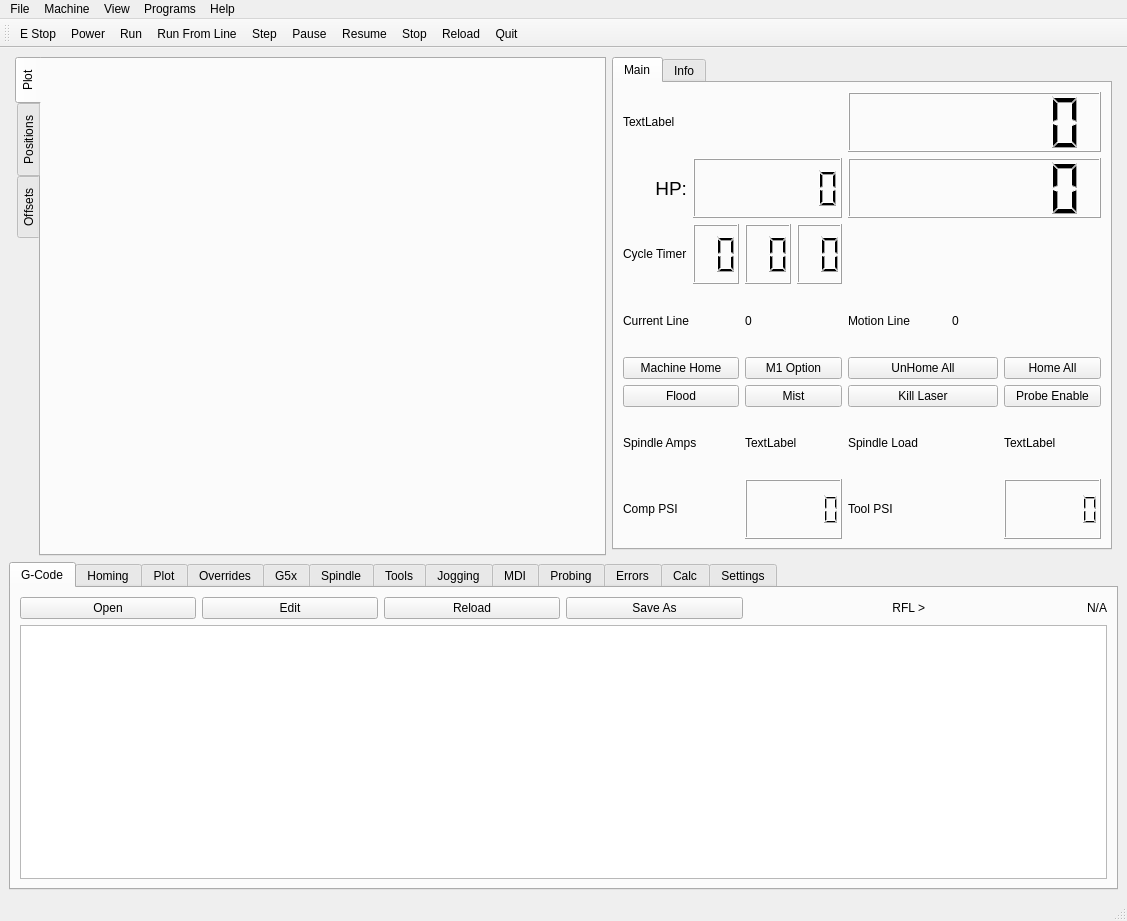
This is configs/my_LinuxCNC_router/flex.ui in travis-farmer/linuxcnc as Qt 5 draws it before an edit. The edited form follows.
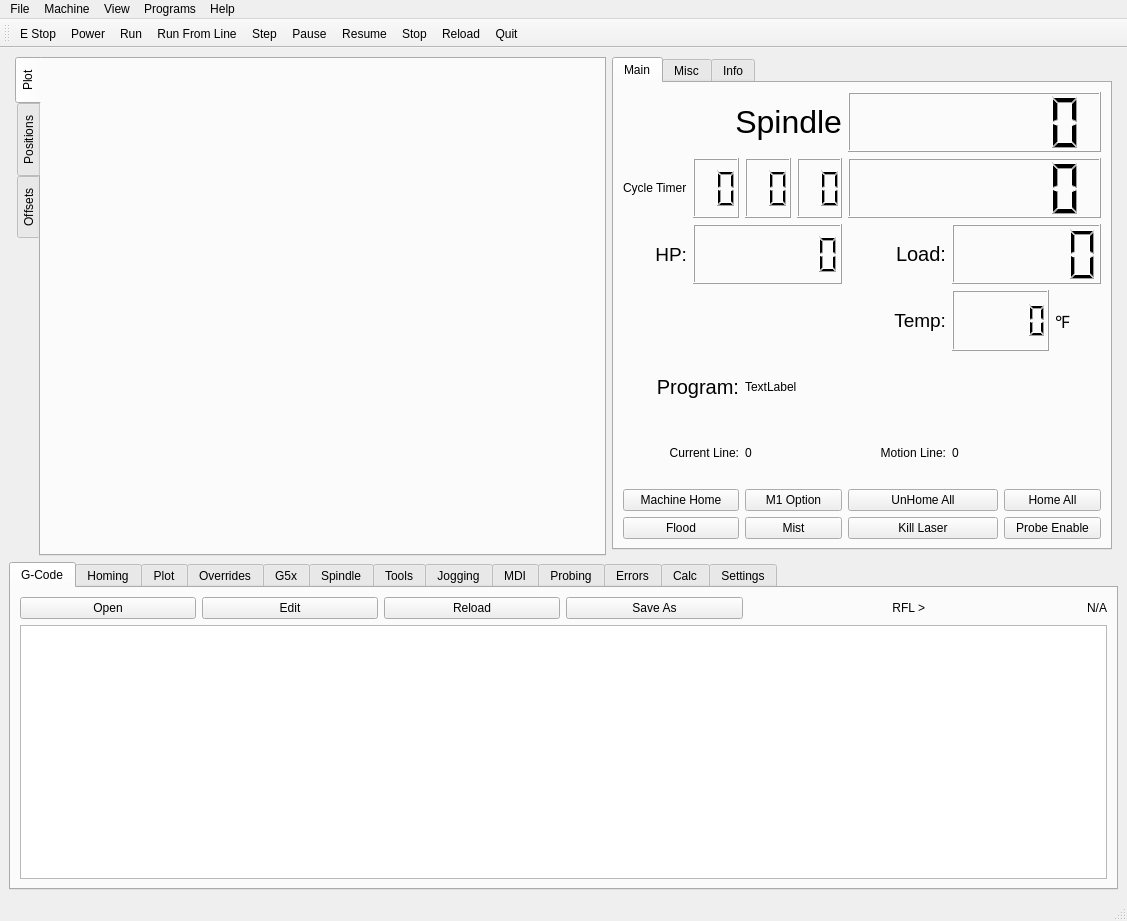
This is the edited form. Icons and pictures are not drawn.

Commit message: LCD stylesheet

```diff
--- a/configs/my_LinuxCNC_router/flex.ui
+++ b/configs/my_LinuxCNC_router/flex.ui
@@ -4585,19 +4585,61 @@
        </attribute>
        <layout class="QGridLayout" name="gridLayout_4">
         <item row="1" column="0" colspan="4">
+         <widget class="QLabel" name="label_71">
+          <property name="font">
+           <font>
+            <pointsize>24</pointsize>
+           </font>
+          </property>
+          <property name="text">
+           <string>Spindle</string>
+          </property>
+          <property name="alignment">
+           <set>Qt::AlignRight|Qt::AlignTrailing|Qt::AlignVCenter</set>
+          </property>
+         </widget>
+        </item>
+        <item row="5" column="0" colspan="2">
+         <widget class="QLabel" name="label_72">
+          <property name="font">
+           <font>
+            <pointsize>15</pointsize>
+           </font>
+          </property>
+          <property name="text">
+           <string>Program:</string>
+          </property>
+          <property name="alignment">
+           <set>Qt::AlignRight|Qt::AlignTrailing|Qt::AlignVCenter</set>
+          </property>
+         </widget>
+        </item>
+        <item row="5" column="2" colspan="7">
          <widget class="QLabel" name="file_lb">
           <property name="text">
            <string>TextLabel</string>
           </property>
          </widget>
         </item>
-        <item row="9" column="4" colspan="2">
-         <widget class="QLabel" name="label_82">
-          <property name="toolTip">
-           <string>Spindle Load %</string>
+        <item row="2" column="4" colspan="5">
+         <widget class="QLCDNumber" name="lcdNumber">
+          <property name="digitCount">
+           <number>7</number>
           </property>
-          <property name="text">
-           <string>Spindle Load</string>
+          <property name="function" stdset="0">
+           <string>hal_pin</string>
+          </property>
+          <property name="pin_name" stdset="0">
+           <string>spindle-actual-lcd</string>
+          </property>
+          <property name="hal_type" stdset="0">
+           <string>HAL_FLOAT</string>
+          </property>
+          <property name="hal_dir" stdset="0">
+           <string>HAL_IN</string>
+          </property>
+          <property name="precision" stdset="0">
+           <string>1</string>
           </property>
          </widget>
         </item>
@@ -4614,37 +4656,7 @@
           </property>
          </widget>
         </item>
-        <item row="10" column="0" colspan="2">
-         <widget class="QLabel" name="label_64">
-          <property name="toolTip">
-           <string>Compressed Air Inlet PSI</string>
-          </property>
-          <property name="text">
-           <string>Comp PSI</string>
-          </property>
-         </widget>
-        </item>
-        <item row="4" column="2" colspan="2">
-         <widget class="QLabel" name="current_line_lb">
-          <property name="text">
-           <string>0</string>
-          </property>
-          <property name="alignment">
-           <set>Qt::AlignLeading|Qt::AlignLeft|Qt::AlignVCenter</set>
-          </property>
-         </widget>
-        </item>
-        <item row="4" column="6" colspan="3">
-         <widget class="QLabel" name="motion_line_lb">
-          <property name="text">
-           <string>0</string>
-          </property>
-          <property name="alignment">
-           <set>Qt::AlignLeading|Qt::AlignLeft|Qt::AlignVCenter</set>
-          </property>
-         </widget>
-        </item>
-        <item row="8" column="2" colspan="2">
+        <item row="10" column="2" colspan="2">
          <widget class="QPushButton" name="mist_pb">
           <property name="text">
            <string>Mist</string>
@@ -4654,7 +4666,17 @@
           </property>
          </widget>
         </item>
-        <item row="7" column="0" colspan="2">
+        <item row="6" column="2" colspan="2">
+         <widget class="QLabel" name="current_line_lb">
+          <property name="text">
+           <string>0</string>
+          </property>
+          <property name="alignment">
+           <set>Qt::AlignLeading|Qt::AlignLeft|Qt::AlignVCenter</set>
+          </property>
+         </widget>
+        </item>
+        <item row="9" column="0" colspan="2">
          <widget class="QPushButton" name="pushButton">
           <property name="toolTip">
            <string>Z up, then rapid to machine home</string>
@@ -4670,19 +4692,23 @@
           </property>
          </widget>
         </item>
-        <item row="9" column="7" colspan="2">
-         <widget class="QLabel" name="label_88">
+        <item row="6" column="6" colspan="3">
+         <widget class="QLabel" name="motion_line_lb">
           <property name="text">
-           <string>TextLabel</string>
+           <string>0</string>
           </property>
-          <property name="function" stdset="0">
-           <string>hal_pin</string>
+          <property name="alignment">
+           <set>Qt::AlignLeading|Qt::AlignLeft|Qt::AlignVCenter</set>
           </property>
-          <property name="pin_name" stdset="0">
-           <string>spindle-loading</string>
+         </widget>
+        </item>
+        <item row="10" column="0" colspan="2">
+         <widget class="QPushButton" name="flood_pb">
+          <property name="text">
+           <string>Flood</string>
           </property>
-          <property name="hal_type" stdset="0">
-           <string>HAL_FLOAT</string>
+          <property name="checkable">
+           <bool>true</bool>
           </property>
           <property name="hal_dir" stdset="0">
            <string>HAL_IN</string>
@@ -4692,14 +4718,17 @@
           </property>
          </widget>
         </item>
-        <item row="4" column="4" colspan="2">
+        <item row="6" column="4" colspan="2">
          <widget class="QLabel" name="label_38">
           <property name="text">
-           <string>Motion Line</string>
+           <string>Motion Line:</string>
+          </property>
+          <property name="alignment">
+           <set>Qt::AlignRight|Qt::AlignTrailing|Qt::AlignVCenter</set>
           </property>
          </widget>
         </item>
-        <item row="8" column="7" colspan="2">
+        <item row="10" column="7" colspan="2">
          <widget class="QPushButton" name="probing_enable_pb">
           <property name="toolTip">
            <string>enable probing, disable most everything else</string>
@@ -4709,38 +4738,21 @@
           </property>
          </widget>
         </item>
-        <item row="8" column="0" colspan="2">
-         <widget class="QPushButton" name="flood_pb">
-          <property name="text">
-           <string>Flood</string>
-          </property>
-          <property name="checkable">
-           <bool>true</bool>
-          </property>
-         </widget>
-        </item>
-        <item row="3" column="0">
-         <widget class="QLabel" name="label_70">
-          <property name="text">
-           <string>Cycle Timer</string>
-          </property>
-         </widget>
-        </item>
-        <item row="7" column="7" colspan="2">
+        <item row="9" column="7" colspan="2">
          <widget class="QPushButton" name="home_all_pb">
           <property name="text">
            <string>Home All</string>
           </property>
          </widget>
         </item>
-        <item row="7" column="4" colspan="3">
+        <item row="9" column="4" colspan="3">
          <widget class="QPushButton" name="unhome_all_pb">
           <property name="text">
            <string>UnHome All</string>
           </property>
          </widget>
         </item>
-        <item row="7" column="2" colspan="2">
+        <item row="9" column="2" colspan="2">
          <widget class="QPushButton" name="optional_stop_pb">
           <property name="toolTip">
            <string>Optional Stop at M1</string>
@@ -4750,29 +4762,17 @@
           </property>
          </widget>
         </item>
-        <item row="2" column="0">
-         <widget class="QLabel" name="label_69">
-          <property name="font">
-           <font>
-            <pointsize>14</pointsize>
-           </font>
-          </property>
-          <property name="text">
-           <string>HP:</string>
-          </property>
-          <property name="alignment">
-           <set>Qt::AlignRight|Qt::AlignTrailing|Qt::AlignVCenter</set>
-          </property>
-         </widget>
-        </item>
-        <item row="4" column="0" colspan="2">
+        <item row="6" column="0" colspan="2">
          <widget class="QLabel" name="label_37">
           <property name="text">
-           <string>Current Line</string>
+           <string>Current Line:</string>
+          </property>
+          <property name="alignment">
+           <set>Qt::AlignRight|Qt::AlignTrailing|Qt::AlignVCenter</set>
           </property>
          </widget>
         </item>
-        <item row="8" column="4" colspan="3">
+        <item row="10" column="4" colspan="3">
          <widget class="QPushButton" name="pushButton_4">
           <property name="toolTip">
            <string>shut off laser, in case E-stop fails to</string>
@@ -4788,49 +4788,10 @@
           </property>
          </widget>
         </item>
-        <item row="9" column="2" colspan="2">
-         <widget class="QLabel" name="label_87">
-          <property name="text">
-           <string>TextLabel</string>
-          </property>
-          <property name="function" stdset="0">
-           <string>hal_pin</string>
-          </property>
-          <property name="pin_name" stdset="0">
-           <string>spindle-amps</string>
-          </property>
-          <property name="hal_type" stdset="0">
-           <string>HAL_FLOAT</string>
-          </property>
-          <property name="hal_dir" stdset="0">
-           <string>HAL_IN</string>
-          </property>
-          <property name="precision" stdset="0">
-           <string>5</string>
-          </property>
-         </widget>
-        </item>
-        <item row="9" column="0" colspan="2">
-         <widget class="QLabel" name="label_81">
-          <property name="text">
-           <string>Spindle Amps</string>
-          </property>
-         </widget>
-        </item>
-        <item row="10" column="4" colspan="3">
-         <widget class="QLabel" name="label_66">
-          <property name="toolTip">
-           <string>Tool Regulated PSI</string>
-          </property>
-          <property name="text">
-           <string>Tool PSI</string>
-          </property>
-         </widget>
-        </item>
-        <item row="2" column="4" colspan="5">
-         <widget class="QLCDNumber" name="lcdNumber">
+        <item row="3" column="6" colspan="3">
+         <widget class="QLCDNumber" name="lcdNumber_8">
           <property name="digitCount">
-           <number>7</number>
+           <number>5</number>
           </property>
           <property name="function" stdset="0">
            <string>hal_pin</string>
@@ -4849,19 +4810,21 @@
           </property>
          </widget>
         </item>
-        <item row="10" column="7" colspan="2">
-         <widget class="QLCDNumber" name="lcdNumber_2">
-          <property name="digitCount">
-           <number>6</number>
+        <item row="3" column="4" colspan="2">
+         <widget class="QLabel" name="label_82">
+          <property name="font">
+           <font>
+            <pointsize>15</pointsize>
+           </font>
           </property>
           <property name="function" stdset="0">
            <string>hal_pin</string>
           </property>
-          <property name="pin_name" stdset="0">
-           <string>psi-tool</string>
+          <property name="text">
+           <string>Load:</string>
           </property>
-          <property name="hal_type" stdset="0">
-           <string>HAL_FLOAT</string>
+          <property name="alignment">
+           <set>Qt::AlignRight|Qt::AlignTrailing|Qt::AlignVCenter</set>
           </property>
           <property name="hal_dir" stdset="0">
            <string>HAL_IN</string>
@@ -4871,10 +4834,10 @@
           </property>
          </widget>
         </item>
-        <item row="10" column="2" colspan="2">
-         <widget class="QLCDNumber" name="lcdNumber_3">
-          <property name="digitCount">
-           <number>6</number>
+        <item row="2" column="0">
+         <widget class="QLabel" name="label_70">
+          <property name="text">
+           <string>Cycle Timer</string>
           </property>
           <property name="function" stdset="0">
            <string>hal_pin</string>
@@ -4893,7 +4856,7 @@
           </property>
          </widget>
         </item>
-        <item row="3" column="1">
+        <item row="2" column="1">
          <widget class="QLCDNumber" name="lcdNumber_4">
           <property name="digitCount">
            <number>2</number>
@@ -4912,7 +4875,7 @@
           </property>
          </widget>
         </item>
-        <item row="3" column="2">
+        <item row="2" column="2">
          <widget class="QLCDNumber" name="lcdNumber_5">
           <property name="digitCount">
            <number>2</number>
@@ -4931,7 +4894,7 @@
           </property>
          </widget>
         </item>
-        <item row="3" column="3">
+        <item row="2" column="3">
          <widget class="QLCDNumber" name="lcdNumber_6">
           <property name="digitCount">
            <number>2</number>
@@ -4950,7 +4913,7 @@
           </property>
          </widget>
         </item>
-        <item row="2" column="1" colspan="3">
+        <item row="3" column="1" colspan="3">
          <widget class="QLCDNumber" name="lcdNumber_7">
           <property name="digitCount">
            <number>7</number>
@@ -4969,6 +4932,151 @@
           </property>
           <property name="precision" stdset="0">
            <string>5</string>
+          </property>
+         </widget>
+        </item>
+        <item row="3" column="0">
+         <widget class="QLabel" name="label_69">
+          <property name="font">
+           <font>
+            <pointsize>14</pointsize>
+           </font>
+          </property>
+          <property name="text">
+           <string>HP:</string>
+          </property>
+          <property name="alignment">
+           <set>Qt::AlignRight|Qt::AlignTrailing|Qt::AlignVCenter</set>
+          </property>
+         </widget>
+        </item>
+        <item row="4" column="6" colspan="2">
+         <widget class="QLCDNumber" name="lcdNumber_9">
+          <property name="function" stdset="0">
+           <string>hal_pin</string>
+          </property>
+          <property name="pin_name" stdset="0">
+           <string>spindle-temp</string>
+          </property>
+          <property name="hal_type" stdset="0">
+           <string>HAL_FLOAT</string>
+          </property>
+          <property name="hal_dir" stdset="0">
+           <string>HAL_IN</string>
+          </property>
+          <property name="precision" stdset="0">
+           <string>1</string>
+          </property>
+         </widget>
+        </item>
+        <item row="4" column="4" colspan="2">
+         <widget class="QLabel" name="label_73">
+          <property name="font">
+           <font>
+            <pointsize>14</pointsize>
+           </font>
+          </property>
+          <property name="text">
+           <string>Temp:</string>
+          </property>
+          <property name="alignment">
+           <set>Qt::AlignRight|Qt::AlignTrailing|Qt::AlignVCenter</set>
+          </property>
+         </widget>
+        </item>
+        <item row="4" column="8">
+         <widget class="QLabel" name="label_74">
+          <property name="font">
+           <font>
+            <pointsize>13</pointsize>
+           </font>
+          </property>
+          <property name="text">
+           <string>℉</string>
+          </property>
+         </widget>
+        </item>
+       </layout>
+      </widget>
+      <widget class="QWidget" name="tab_24">
+       <attribute name="title">
+        <string>Misc</string>
+       </attribute>
+       <layout class="QGridLayout" name="gridLayout_42">
+        <item row="0" column="0">
+         <widget class="QLabel" name="label_64">
+          <property name="font">
+           <font>
+            <pointsize>14</pointsize>
+           </font>
+          </property>
+          <property name="cursor">
+           <cursorShape>ArrowCursor</cursorShape>
+          </property>
+          <property name="text">
+           <string>Tool</string>
+          </property>
+          <property name="alignment">
+           <set>Qt::AlignRight|Qt::AlignTrailing|Qt::AlignVCenter</set>
+          </property>
+         </widget>
+        </item>
+        <item row="0" column="1">
+         <widget class="QLCDNumber" name="lcdNumber_2">
+          <property name="digitCount">
+           <number>6</number>
+          </property>
+          <property name="function" stdset="0">
+           <string>hal_pin</string>
+          </property>
+          <property name="pin_name" stdset="0">
+           <string>psi-tool</string>
+          </property>
+          <property name="hal_type" stdset="0">
+           <string>HAL_FLOAT</string>
+          </property>
+          <property name="hal_dir" stdset="0">
+           <string>HAL_IN</string>
+          </property>
+          <property name="precision" stdset="0">
+           <string>2</string>
+          </property>
+         </widget>
+        </item>
+        <item row="1" column="0">
+         <widget class="QLabel" name="label_66">
+          <property name="font">
+           <font>
+            <pointsize>10</pointsize>
+           </font>
+          </property>
+          <property name="text">
+           <string>Compressor</string>
+          </property>
+          <property name="alignment">
+           <set>Qt::AlignRight|Qt::AlignTrailing|Qt::AlignVCenter</set>
+          </property>
+         </widget>
+        </item>
+        <item row="1" column="1">
+         <widget class="QLCDNumber" name="lcdNumber_3">
+          <property name="digitCount">
+           <number>6</number>
+          </property>
+          <property name="function" stdset="0">
+           <string>hal_pin</string>
+          </property>
+          <property name="pin_name" stdset="0">
+           <string>psi-comp</string>
+          </property>
+          <property name="hal_type" stdset="0">
+           <string>HAL_FLOAT</string>
+          </property>
+          <property name="hal_dir" stdset="0">
+           <string>HAL_IN</string>
+          </property>
+          <property name="precision" stdset="0">
+           <string>2</string>
           </property>
          </widget>
         </item>
```
Left out of the diff: 33 changed lines with no effect on the pictures. The commit also changes 1 other file.
